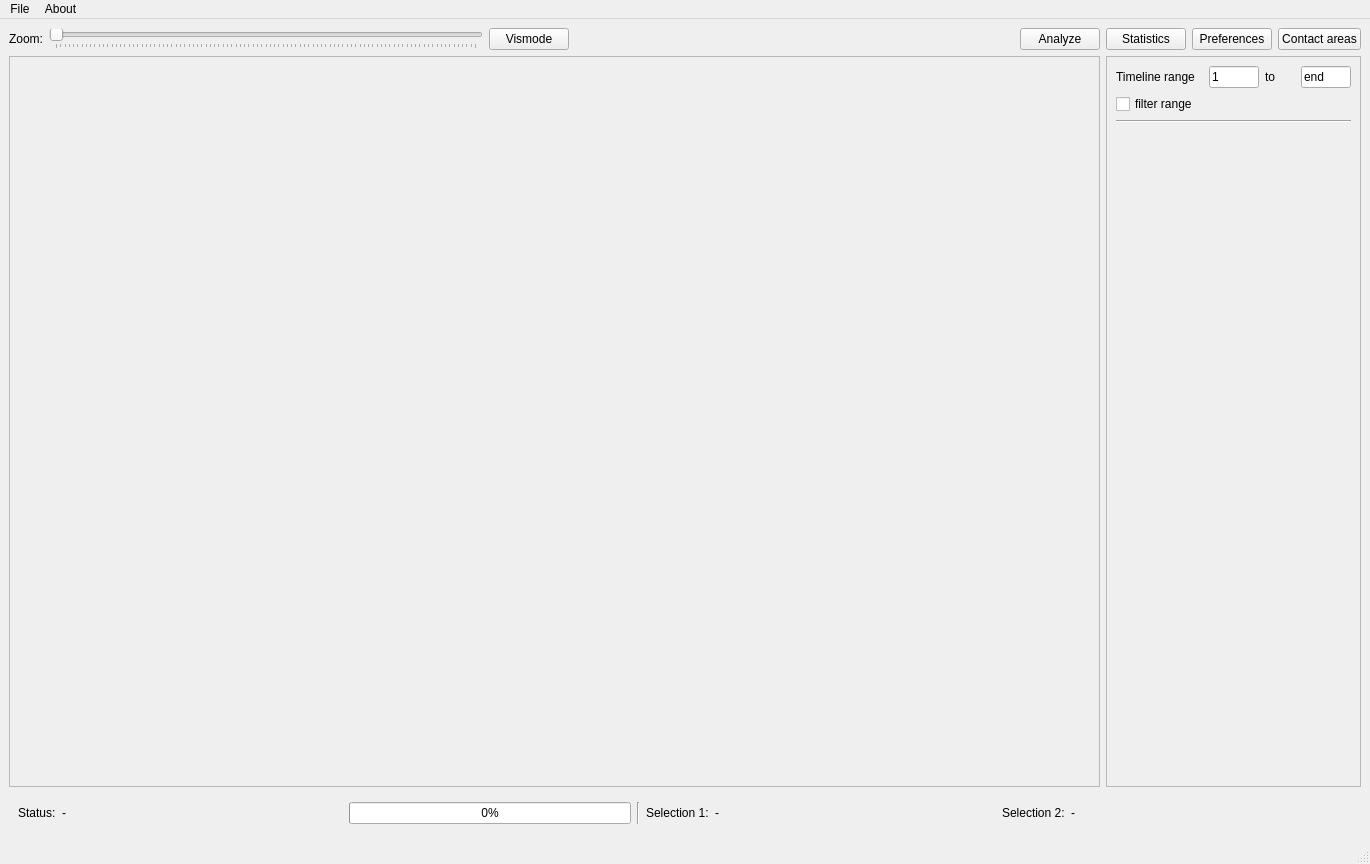
maxscheurer/pycontact, file PyContact/gui/MainQtGui.ui: the form before one commit.
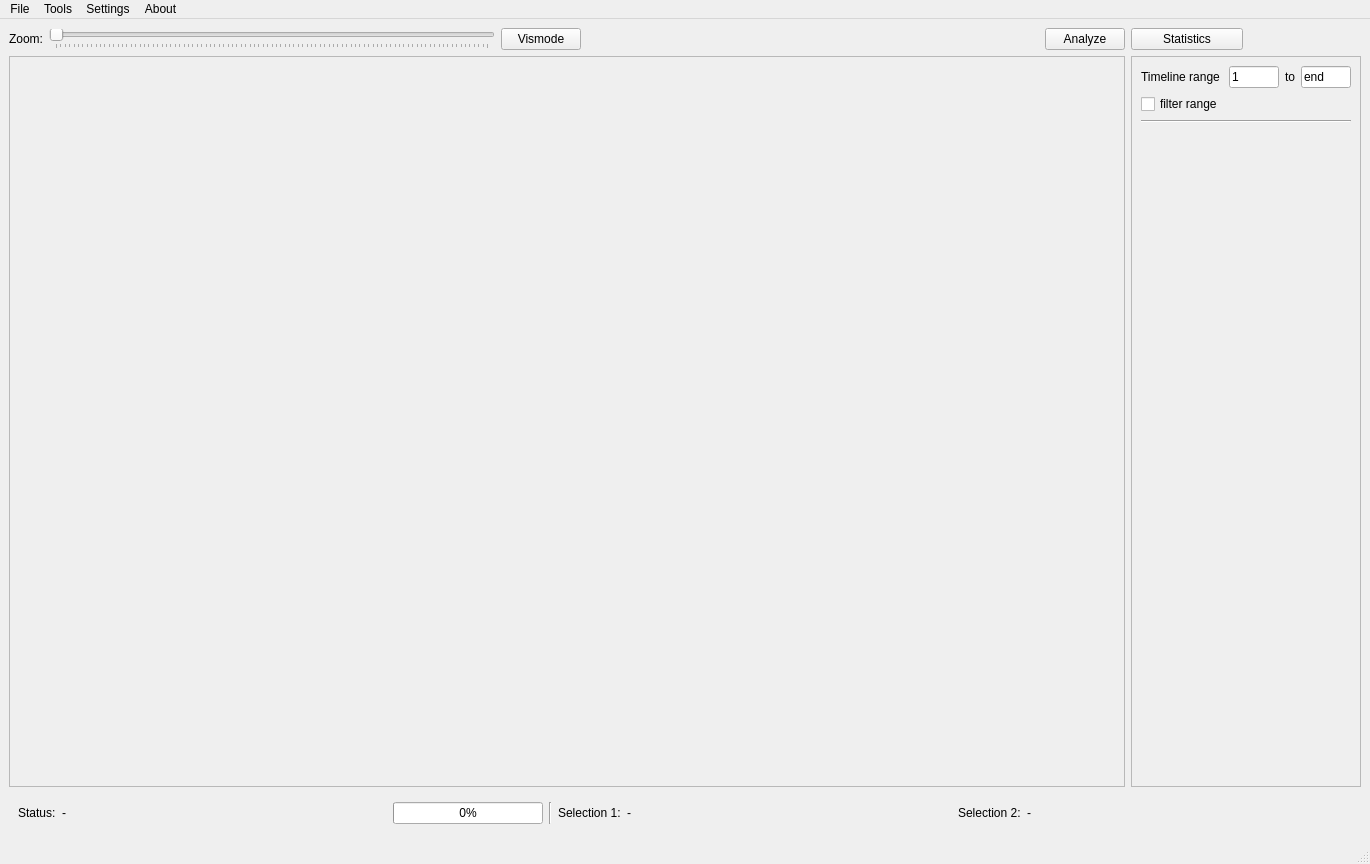
The form after the commit.

Commit message: making the GUI great again

The edit to the form file:
```diff
--- a/PyContact/gui/MainQtGui.ui
+++ b/PyContact/gui/MainQtGui.ui
@@ -15,12 +15,18 @@
   </property>
   <widget class="QWidget" name="centralwidget">
    <layout class="QGridLayout" name="gridLayout">
-    <item row="0" column="8">
-     <widget class="QPushButton" name="contactAreaButton">
-      <property name="text">
-       <string>Contact areas</string>
+    <item row="0" column="3">
+     <spacer name="horizontalSpacer">
+      <property name="orientation">
+       <enum>Qt::Horizontal</enum>
       </property>
-     </widget>
+      <property name="sizeHint" stdset="0">
+       <size>
+        <width>40</width>
+        <height>20</height>
+       </size>
+      </property>
+     </spacer>
     </item>
     <item row="0" column="6">
      <widget class="QPushButton" name="statisticsButton">
@@ -76,19 +82,6 @@
       </property>
      </widget>
     </item>
-    <item row="0" column="7">
-     <widget class="QPushButton" name="openPreferencesButton">
-      <property name="sizePolicy">
-       <sizepolicy hsizetype="Fixed" vsizetype="Fixed">
-        <horstretch>0</horstretch>
-        <verstretch>0</verstretch>
-       </sizepolicy>
-      </property>
-      <property name="text">
-       <string>Preferences</string>
-      </property>
-     </widget>
-    </item>
     <item row="0" column="5">
      <widget class="QPushButton" name="analysisButton">
       <property name="text">
@@ -96,7 +89,7 @@
       </property>
      </widget>
     </item>
-    <item row="3" column="0" colspan="9">
+    <item row="3" column="0" colspan="8">
      <widget class="QWidget" name="infoWidget" native="true">
       <property name="sizePolicy">
        <sizepolicy hsizetype="Preferred" vsizetype="Fixed">
@@ -173,6 +166,12 @@
            <verstretch>0</verstretch>
           </sizepolicy>
          </property>
+         <property name="maximumSize">
+          <size>
+           <width>150</width>
+           <height>16777215</height>
+          </size>
+         </property>
          <property name="value">
           <number>0</number>
          </property>
@@ -204,20 +203,7 @@
       </property>
      </widget>
     </item>
-    <item row="0" column="3">
-     <spacer name="horizontalSpacer">
-      <property name="orientation">
-       <enum>Qt::Horizontal</enum>
-      </property>
-      <property name="sizeHint" stdset="0">
-       <size>
-        <width>40</width>
-        <height>20</height>
-       </size>
-      </property>
-     </spacer>
-    </item>
-    <item row="2" column="6" colspan="3">
+    <item row="2" column="6" colspan="2">
      <widget class="QFrame" name="filterFrame">
       <property name="frameShape">
        <enum>QFrame::StyledPanel</enum>
@@ -333,7 +319,7 @@
         <rect>
          <x>0</x>
          <y>0</y>
-         <width>1068</width>
+         <width>1095</width>
          <height>708</height>
         </rect>
        </property>
@@ -377,7 +363,23 @@
     </property>
     <addaction name="actionShow_Info"/>
    </widget>
+   <widget class="QMenu" name="menuTools">
+    <property name="title">
+     <string>Tools</string>
+    </property>
+    <addaction name="actionExportData"/>
+    <addaction name="actionContact_Area_Calculations"/>
+    <addaction name="actionVMD_Remote_Control"/>
+   </widget>
+   <widget class="QMenu" name="menuSettings">
+    <property name="title">
+     <string>Settings</string>
+    </property>
+    <addaction name="actionPreferences"/>
+   </widget>
    <addaction name="menuFile"/>
+   <addaction name="menuTools"/>
+   <addaction name="menuSettings"/>
    <addaction name="menuAbout"/>
   </widget>
   <action name="actionOpen">
```
Left out of the diff: 59 changed lines with no effect on the pictures. The commit also changes 3 other files.
